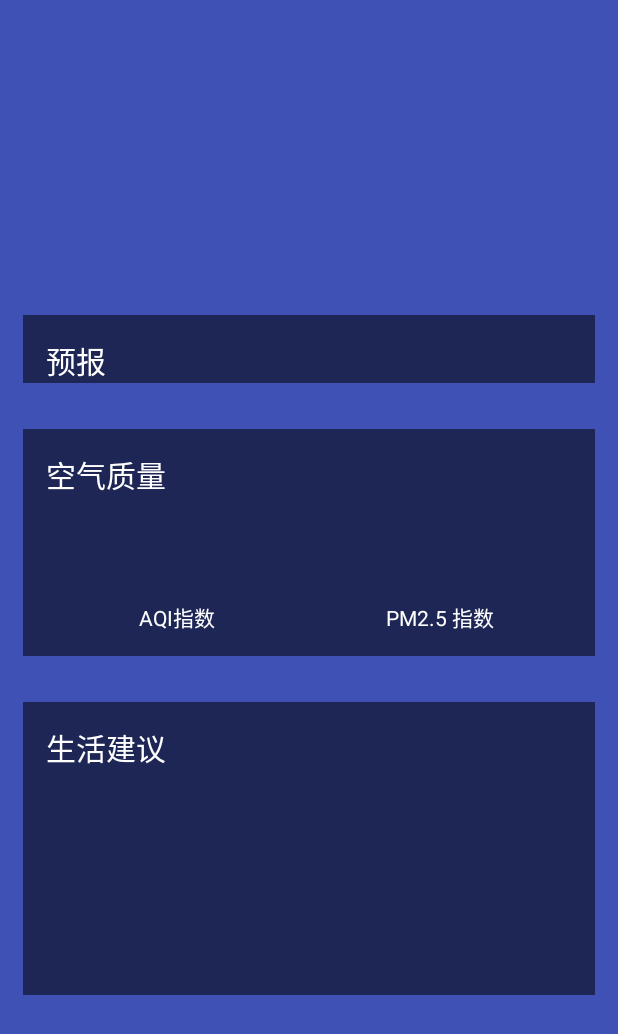
After one commit to gangan786/coolweather, an Android app: the WeatherActivity screen opened directly, with no data from a screen before it, on a phone screen of 412 x 824 dp. The commit adds this screen. Shown: the top 1034 px of the screen. Run offline under Robolectric (Android 15) with nearby library versions, the phone set to English and light mode, and no system bars.

Commit message:
完成了天气布局

```diff
--- a/app/src/main/AndroidManifest.xml
+++ b/app/src/main/AndroidManifest.xml
@@ -1,10 +1,11 @@
 <?xml version="1.0" encoding="utf-8"?>
 <manifest xmlns:android="http://schemas.android.com/apk/res/android"
     package="com.coolweather.android">
-    <uses-permission android:name="android.permission.INTERNET"/>
+
+    <uses-permission android:name="android.permission.INTERNET" />
 
     <application
-        android:name="org.litepal.LitePalApplication"
+        android:name=".util.MyApplication"
         android:allowBackup="true"
         android:icon="@mipmap/ic_launcher"
         android:label="@string/app_name"
@@ -18,6 +19,7 @@
                 <category android:name="android.intent.category.LAUNCHER" />
             </intent-filter>
         </activity>
+        <activity android:name=".WeatherActivity"></activity>
     </application>
 
 </manifest>
--- a/app/src/main/java/com/coolweather/android/ChooseAreaFragment.java
+++ b/app/src/main/java/com/coolweather/android/ChooseAreaFragment.java
@@ -4,7 +4,6 @@ import android.app.Fragment;
 import android.app.ProgressDialog;
 import android.os.Bundle;
 import android.support.annotation.Nullable;
-import android.util.Log;
 import android.view.LayoutInflater;
 import android.view.View;
 import android.view.ViewGroup;
@@ -20,6 +19,7 @@ import com.coolweather.android.db.County;
 import com.coolweather.android.db.Province;
 import com.coolweather.android.util.HttpUtil;
 import com.coolweather.android.util.LogUtil;
+import com.coolweather.android.util.MyApplication;
 import com.coolweather.android.util.Utility;
 
 import org.litepal.crud.DataSupport;
@@ -74,7 +74,7 @@ public class ChooseAreaFragment extends Fragment {
         titleText = (TextView) view.findViewById(R.id.title_text);
         backButton = (Button) view.findViewById(R.id.buck_button);
         listView = (ListView) view.findViewById(R.id.list_view);
-        adapter = new ArrayAdapter<>(getContext(), android.R.layout.simple_list_item_1, dataList);//这里忽视了getContext()方法的一个版本报错
+        adapter = new ArrayAdapter<>(MyApplication.getContext(), android.R.layout.simple_list_item_1, dataList);  //这里忽视了getContext()方法的一个版本报错
         listView.setAdapter(adapter);
         return view;
     }
@@ -130,7 +130,7 @@ public class ChooseAreaFragment extends Fragment {
     private void queryCounties() {
         titleText.setText(selectCity.getCityName());
         backButton.setVisibility(View.VISIBLE);
-        countyList = DataSupport.where("cityid = ?", String.valueOf(selectCity.getId())).find(County.class);
+        countyList = DataSupport.where("cityid = ?", String.valueOf(selectCity.getId() ) ).find(County.class);
         if (countyList.size() > 0) {
             dataList.clear();
             for (County county : countyList) {
--- /dev/null
+++ b/app/src/main/java/com/coolweather/android/WeatherActivity.java
@@ -0,0 +1,76 @@
+package com.coolweather.android;
+
+import android.content.SharedPreferences;
+import android.preference.PreferenceManager;
+import android.support.v7.app.AppCompatActivity;
+import android.os.Bundle;
+import android.widget.LinearLayout;
+import android.widget.ScrollView;
+import android.widget.TextView;
+
+import com.coolweather.android.gson.Weather;
+import com.coolweather.android.util.Utility;
+
+public class WeatherActivity extends AppCompatActivity {
+
+    private ScrollView weatherLayout;
+
+    private TextView titleCity;
+
+    private TextView titleUpdateTime;
+
+    private TextView degreeText;
+
+    private TextView weatherInfoText;
+
+    private LinearLayout forecastLayout;
+
+    private TextView aqiText;
+
+    private TextView pm25Text;
+
+    private TextView comforText;
+
+    private TextView carWashText;
+
+    private TextView sportText;
+
+    @Override
+    protected void onCreate(Bundle savedInstanceState) {
+        super.onCreate(savedInstanceState);
+        setContentView(R.layout.activity_weather);
+
+        initControl();//初始化各种控件
+        SharedPreferences prefs = PreferenceManager.getDefaultSharedPreferences(this);
+        String weatherString = prefs.getString("weather", null);
+        if (weatherString != null) {
+            Weather weather = Utility.handleWeatherResponse(weatherString);
+            showWeatherInfo(weather);
+        } else {
+
+        }
+
+    }
+
+    private void showWeatherInfo(Weather weather) {
+        String cityName = weather.basic.cityName;
+        String updateTime = weather.basic.update.updateTime.split(" ")[1];
+        String degree = weather.now.temperature + "℃";
+        String weatherInfo=weather.now.more.info;
+
+    }
+
+    private void initControl() {
+        weatherLayout = (ScrollView) findViewById(R.id.weather_layout);
+        titleCity = (TextView) findViewById(R.id.title_city);
+        titleUpdateTime = (TextView) findViewById(R.id.title_update_time);
+        degreeText = (TextView) findViewById(R.id.degree_text);
+        weatherInfoText = (TextView) findViewById(R.id.weather_info_text);
+        forecastLayout = (LinearLayout) findViewById(R.id.forecast_layout);
+        aqiText = (TextView) findViewById(R.id.aqi_text);
+        pm25Text = (TextView) findViewById(R.id.pm25_text);
+        comforText = (TextView) findViewById(R.id.comfort_text);
+        carWashText = (TextView) findViewById(R.id.car_wash_text);
+        sportText = (TextView) findViewById(R.id.sport_text);
+    }
+}
--- /dev/null
+++ b/app/src/main/res/layout/activity_weather.xml
@@ -0,0 +1,33 @@
+<?xml version="1.0" encoding="utf-8"?>
+<FrameLayout xmlns:android="http://schemas.android.com/apk/res/android"
+    android:layout_width="match_parent"
+    android:layout_height="match_parent"
+    android:background="@color/colorPrimary">
+
+    <ScrollView
+        android:layout_width="match_parent"
+        android:scrollbars="none"
+        android:overScrollMode="never"
+        android:id="@+id/weather_layout"
+        android:layout_height="match_parent">
+
+        <LinearLayout
+            android:layout_width="match_parent"
+            android:orientation="vertical"
+            android:layout_height="wrap_content">
+
+            <include layout="@layout/title"/>
+
+            <include layout="@layout/now"/>
+
+            <include layout="@layout/forecast"/>
+
+            <include layout="@layout/aqi"/>
+
+            <include layout="@layout/suggestion"/>
+
+        </LinearLayout>
+
+    </ScrollView>
+
+</FrameLayout>
--- /dev/null
+++ b/app/src/main/res/layout/aqi.xml
@@ -0,0 +1,87 @@
+<?xml version="1.0" encoding="utf-8"?>
+<LinearLayout xmlns:android="http://schemas.android.com/apk/res/android"
+    android:layout_width="match_parent"
+    android:layout_height="wrap_content"
+    android:layout_margin="15dp"
+    android:background="#8000"
+    android:orientation="vertical">
+
+    <TextView
+        android:layout_width="wrap_content"
+        android:layout_height="wrap_content"
+        android:layout_marginLeft="15dp"
+        android:layout_marginTop="15dp"
+        android:text="空气质量"
+        android:textColor="#fff"
+        android:textSize="20sp" />
+
+    <LinearLayout
+        android:layout_width="match_parent"
+        android:layout_height="wrap_content"
+        android:layout_margin="15dp">
+
+        <RelativeLayout
+            android:layout_width="0dp"
+            android:layout_height="wrap_content"
+            android:layout_weight="1">
+
+            <LinearLayout
+                android:layout_width="match_parent"
+                android:orientation="vertical"
+                android:layout_centerInParent="true"
+                android:layout_height="wrap_content">
+
+                <TextView
+                    android:layout_width="wrap_content"
+                    android:layout_height="wrap_content"
+                    android:id="@+id/aqi_text"
+                    android:layout_gravity="center"
+                    android:textColor="#fff"
+                    android:textSize="40sp"/>
+
+                <TextView
+                    android:layout_width="wrap_content"
+                    android:layout_height="wrap_content"
+                    android:layout_gravity="center"
+                    android:text="AQI指数"
+                    android:textColor="#fff"/>
+
+            </LinearLayout>
+
+        </RelativeLayout>
+
+        <RelativeLayout
+            android:layout_width="0dp"
+            android:layout_height="match_parent"
+            android:layout_weight="1">
+
+            <LinearLayout
+                android:layout_width="match_parent"
+                android:orientation="vertical"
+                android:layout_height="wrap_content"
+                android:layout_alignParentTop="true"
+                android:layout_alignParentLeft="true"
+                android:layout_alignParentStart="true">
+
+                <TextView
+                    android:layout_width="wrap_content"
+                    android:layout_height="wrap_content"
+                    android:id="@+id/pm25_text"
+                    android:layout_gravity="center"
+                    android:textColor="#fff"
+                    android:textSize="40sp"/>
+
+                <TextView
+                    android:layout_width="wrap_content"
+                    android:layout_height="wrap_content"
+                    android:layout_gravity="center"
+                    android:text="PM2.5 指数"
+                    android:textColor="#fff"/>
+
+            </LinearLayout>
+
+        </RelativeLayout>
+
+    </LinearLayout>
+
+</LinearLayout>
--- /dev/null
+++ b/app/src/main/res/layout/forecast.xml
@@ -0,0 +1,26 @@
+<?xml version="1.0" encoding="utf-8"?>
+<LinearLayout xmlns:android="http://schemas.android.com/apk/res/android"
+    android:layout_width="match_parent"
+    android:layout_height="match_parent"
+    android:layout_margin="15dp"
+    android:background="#8000"
+    android:orientation="vertical">
+
+    <TextView
+        android:layout_width="wrap_content"
+        android:layout_height="wrap_content"
+        android:layout_marginLeft="15dp"
+        android:layout_marginTop="15dp"
+        android:text="预报"
+        android:textColor="#fff"
+        android:textSize="20sp" />
+
+    <LinearLayout
+        android:id="@+id/forecast_layout"
+        android:layout_width="match_parent"
+        android:layout_height="wrap_content"
+        android:orientation="vertical">
+
+    </LinearLayout>
+
+</LinearLayout>
--- /dev/null
+++ b/app/src/main/res/layout/now.xml
@@ -0,0 +1,24 @@
+<?xml version="1.0" encoding="utf-8"?>
+<LinearLayout xmlns:android="http://schemas.android.com/apk/res/android"
+    android:layout_width="match_parent"
+    android:layout_height="wrap_content"
+    android:layout_margin="15dp"
+    android:orientation="vertical">
+
+    <TextView
+        android:id="@+id/degree_text"
+        android:layout_width="wrap_content"
+        android:layout_height="wrap_content"
+        android:layout_gravity="end"
+        android:textColor="#fff"
+        android:textSize="60sp" />
+
+    <TextView
+        android:layout_width="wrap_content"
+        android:layout_height="wrap_content"
+        android:id="@+id/weather_info_text"
+        android:layout_gravity="end"
+        android:textSize="20sp"
+        android:textColor="#fff"/>
+
+</LinearLayout>
--- /dev/null
+++ b/app/src/main/res/layout/suggestion.xml
@@ -0,0 +1,39 @@
+<?xml version="1.0" encoding="utf-8"?>
+<LinearLayout xmlns:android="http://schemas.android.com/apk/res/android"
+    android:layout_width="match_parent"
+    android:layout_height="wrap_content"
+    android:layout_margin="15dp"
+    android:background="#8000"
+    android:orientation="vertical">
+
+    <TextView
+        android:layout_width="wrap_content"
+        android:layout_height="wrap_content"
+        android:layout_marginLeft="15dp"
+        android:layout_marginTop="15dp"
+        android:text="生活建议"
+        android:textColor="#fff"
+        android:textSize="20sp" />
+
+    <TextView
+        android:id="@+id/comfort_text"
+        android:layout_width="wrap_content"
+        android:layout_height="wrap_content"
+        android:layout_margin="15dp"
+        android:textColor="#fff" />
+
+    <TextView
+        android:id="@+id/car_wash_text"
+        android:layout_width="wrap_content"
+        android:layout_height="wrap_content"
+        android:layout_margin="15dp"
+        android:textColor="@color/white" />
+
+    <TextView
+        android:layout_width="wrap_content"
+        android:layout_height="wrap_content"
+        android:id="@+id/sport_text"
+        android:layout_margin="15dp"
+        android:textColor="@color/white"/>
+
+</LinearLayout>
--- /dev/null
+++ b/app/src/main/res/layout/title.xml
@@ -0,0 +1,24 @@
+<?xml version="1.0" encoding="utf-8"?>
+<RelativeLayout xmlns:android="http://schemas.android.com/apk/res/android"
+    android:layout_width="match_parent"
+    android:layout_height="?attr/actionBarSize">
+
+    <TextView
+        android:id="@+id/title_city"
+        android:layout_width="wrap_content"
+        android:layout_height="wrap_content"
+        android:layout_centerInParent="true"
+        android:textColor="#fff"
+        android:textSize="20sp" />
+
+    <TextView
+        android:id="@+id/title_update_time"
+        android:layout_width="wrap_content"
+        android:layout_height="wrap_content"
+        android:layout_alignParentRight="true"
+        android:layout_centerVertical="true"
+        android:layout_marginRight="10dp"
+        android:textColor="#fff"
+        android:textSize="16sp" />
+
+</RelativeLayout>
--- a/app/src/main/res/values/colors.xml
+++ b/app/src/main/res/values/colors.xml
@@ -3,4 +3,5 @@
     <color name="colorPrimary">#3F51B5</color>
     <color name="colorPrimaryDark">#303F9F</color>
     <color name="colorAccent">#FF4081</color>
+    <color name="white">#fff</color>
 </resources>
```
Also changed, not shown: app/src/main/java/com/coolweather/android/gson/AQI.java (added, +12 -0 lines), app/src/main/java/com/coolweather/android/gson/Basic.java (added, +19 -0 lines), app/src/main/java/com/coolweather/android/gson/Forecast.java (added, +24 -0 lines), app/src/main/java/com/coolweather/android/gson/Now.java (added, +17 -0 lines), app/src/main/java/com/coolweather/android/gson/Suggestion.java (added, +29 -0 lines), app/src/main/java/com/coolweather/android/gson/Weather.java (added, +22 -0 lines), app/src/main/java/com/coolweather/android/util/MyApplication.java (added, +25 -0 lines), app/src/main/java/com/coolweather/android/util/Utility.java (+15 -0 lines), app/src/main/res/layout/forecast_item.xml (added, +42 -0 lines).
